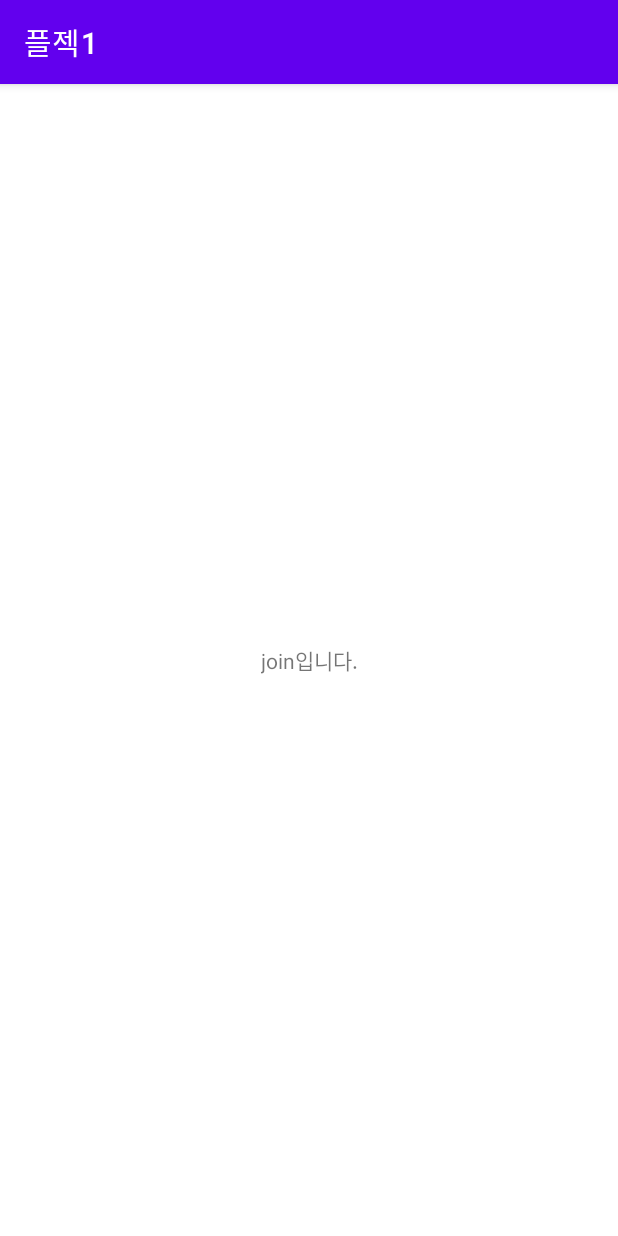
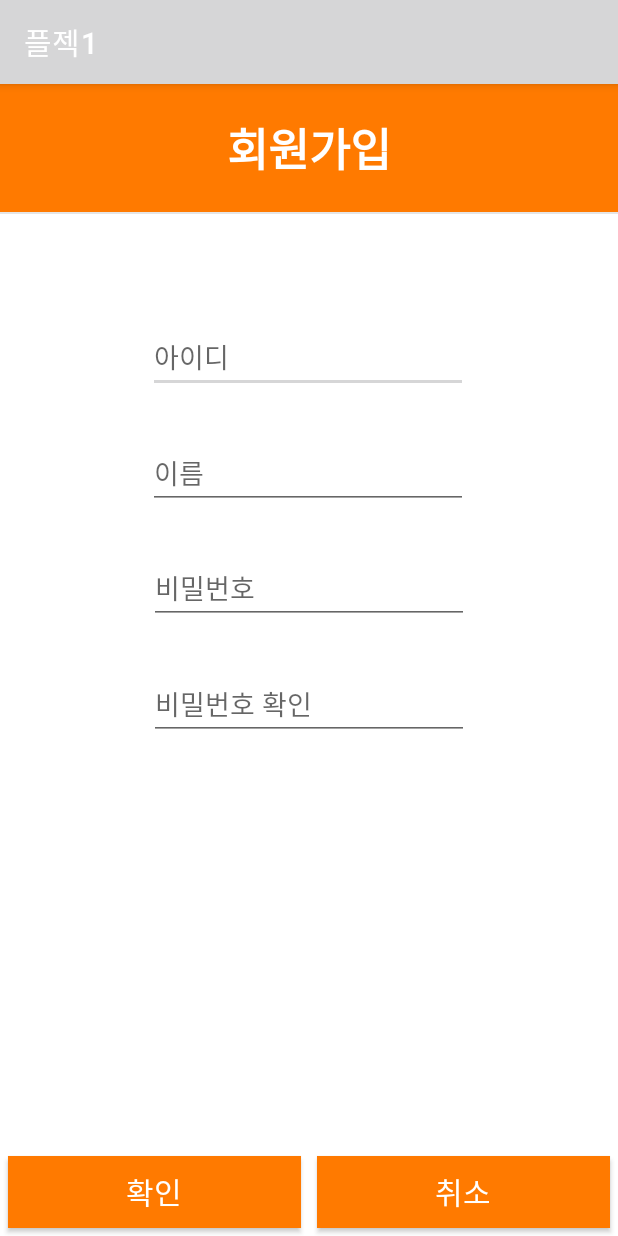
Before and after one commit to Luoonz/Project1, an Android app: the JoinActivity screen opened directly, with no data from a screen before it, on a phone screen of 412 x 824 dp. Run offline under Robolectric (Android 15) with nearby library versions, the phone set to English and light mode, and no system bars.

Commit message:
JoinCommit

```diff
--- a/app/build.gradle
+++ b/app/build.gradle
@@ -10,7 +10,7 @@ android {
 
     defaultConfig {
         applicationId "com.example.myapplication"
-        minSdkVersion 16
+        minSdkVersion 21
         targetSdkVersion 30
         versionCode 1
         versionName "1.0"
--- a/app/src/main/res/layout/activity_join.xml
+++ b/app/src/main/res/layout/activity_join.xml
@@ -4,15 +4,146 @@
     xmlns:tools="http://schemas.android.com/tools"
     android:layout_width="match_parent"
     android:layout_height="match_parent"
-    tools:context=".JoinActivity">
+    android:background="#FFFFFF">
 
-    <TextView
-        android:id="@+id/textView"
+    <!-- 타이틀바 -->
+    <LinearLayout
+        android:id="@+id/Li1"
+        android:orientation="horizontal"
+        android:layout_width="match_parent"
+        android:layout_height="wrap_content"
+        android:background="#ff7a00"
+        app:layout_constraintVertical_bias="0"
+        app:layout_constraintTop_toTopOf="parent"
+        app:layout_constraintLeft_toLeftOf="parent"
+        app:layout_constraintRight_toRightOf="parent"
+        app:layout_constraintBottom_toTopOf="@id/nameEdt"
+        >
+        <TextView
+            android:textColor="#fff"
+            android:gravity="center"
+            android:layout_width="match_parent"
+            android:layout_height="match_parent"
+            android:layout_margin="20dp"
+            android:text="회원가입"
+            android:textSize="30sp"
+            android:textStyle="bold"/>
+    </LinearLayout>
+    <!-- //end 타이틀바 -->
+
+    <View
+        app:layout_constraintTop_toBottomOf="@id/Li1"
+        android:background="#66bdbdbd"
+        android:layout_width="match_parent"
+        android:layout_height="1dp" />
+
+    <androidx.constraintlayout.widget.Guideline
+        android:id="@+id/gline1"
+        android:layout_width="match_parent"
+        android:layout_height="0dp"
+        android:orientation="horizontal"
+        app:layout_constraintGuide_percent="0.2"
+        />
+
+    <EditText
+        android:id="@+id/idEdt"
         android:layout_width="wrap_content"
         android:layout_height="wrap_content"
-        android:text="join입니다."
+        android:layout_marginEnd="2dp"
+        android:layout_marginRight="2dp"
+        android:layout_marginBottom="24dp"
+        android:ems="10"
+        android:hint="@string/hint_id"
+        android:inputType="textPersonName"
+        app:layout_constraintTop_toBottomOf="@id/gline1"
+        app:layout_constraintBottom_toTopOf="@id/nameEdt"
+        app:layout_constraintLeft_toLeftOf="parent"
+        app:layout_constraintRight_toRightOf="parent"
+        />
+
+    <EditText
+        android:id="@+id/nameEdt"
+        android:layout_width="wrap_content"
+        android:layout_height="wrap_content"
+        android:layout_marginEnd="2dp"
+        android:layout_marginRight="2dp"
+        android:layout_marginBottom="24dp"
+        android:ems="10"
+        android:hint="@string/hint_name"
+        android:inputType="textPersonName"
+        app:layout_constraintTop_toBottomOf="@id/idEdt"
+        app:layout_constraintBottom_toTopOf="@id/passEdt"
+        app:layout_constraintLeft_toLeftOf="parent"
+        app:layout_constraintRight_toRightOf="parent"
+        />
+
+    <EditText
+        android:id="@+id/passEdt"
+        android:layout_width="wrap_content"
+        android:layout_height="wrap_content"
+        android:layout_marginBottom="24dp"
+        android:ems="10"
+        android:hint="@string/hint_pd"
+        android:inputType="textPassword"
+        app:layout_constraintBottom_toTopOf="@+id/passChkEdt"
+        app:layout_constraintLeft_toLeftOf="parent"
+        app:layout_constraintRight_toRightOf="parent"
+        app:layout_constraintTop_toBottomOf="@id/nameEdt"
+        />
+
+    <EditText
+        android:id="@+id/passChkEdt"
+        android:layout_width="wrap_content"
+        android:layout_height="wrap_content"
+        android:layout_marginBottom="267dp"
+        android:ems="10"
+        android:hint="@string/hint_pd_chk"
+        android:inputType="textPassword"
+        app:layout_constraintTop_toBottomOf="@id/passEdt"
+        app:layout_constraintLeft_toLeftOf="parent"
+        app:layout_constraintRight_toRightOf="parent"
+        app:layout_constraintBottom_toTopOf="@id/Li2"
+        />
+
+    <!-- 닫기 버튼 -->
+    <LinearLayout
+        android:id="@+id/Li2"
+        android:layout_width="match_parent"
+        android:layout_height="wrap_content"
+        android:orientation="horizontal"
+        android:gravity="center"
         app:layout_constraintBottom_toBottomOf="parent"
-        app:layout_constraintEnd_toEndOf="parent"
-        app:layout_constraintStart_toStartOf="parent"
-        app:layout_constraintTop_toTopOf="parent" />
+        app:layout_constraintLeft_toLeftOf="parent"
+        app:layout_constraintRight_toRightOf="parent"
+        >
+
+        <androidx.appcompat.widget.AppCompatButton
+            android:id="@+id/okBtn"
+            android:layout_width="0dp"
+            android:layout_height="wrap_content"
+            android:layout_weight="1"
+            android:layout_margin="5dp"
+            android:background="#ff7a00"
+            android:gravity="center"
+            android:text="@string/btn_ok"
+            android:textColor="#fff"
+            android:textSize="20sp" />
+
+        <androidx.appcompat.widget.AppCompatButton
+            android:id="@+id/cancelBtn"
+            android:layout_width="0dp"
+            android:layout_height="wrap_content"
+            android:layout_weight="1"
+            android:layout_margin="5dp"
+            android:background="#ff7a00"
+            android:gravity="center"
+            android:text="@string/btn_cacnel"
+            android:textColor="#fff"
+            android:textSize="20sp"
+            android:onClick="mOnClose"
+            />
+
+    </LinearLayout>
+    <!--// 닫기 버튼 -->
+
 </androidx.constraintlayout.widget.ConstraintLayout>
--- a/app/src/main/res/values/colors.xml
+++ b/app/src/main/res/values/colors.xml
@@ -1,10 +1,7 @@
 <?xml version="1.0" encoding="utf-8"?>
 <resources>
-    <color name="purple_200">#FFBB86FC</color>
-    <color name="purple_500">#FF6200EE</color>
-    <color name="purple_700">#FF3700B3</color>
-    <color name="teal_200">#FF03DAC5</color>
-    <color name="teal_700">#FF018786</color>
-    <color name="black">#FF000000</color>
-    <color name="white">#FFFFFFFF</color>
+    <color name="colorPrimary">#FFC107</color>
+    <color name="colorPrimaryDark">#ff7a00</color>
+    <color name="colorAccent">#FFAB40</color>
+    <color name="colorGray">#8C8C8C</color>
 </resources>
--- a/app/src/main/res/values/strings.xml
+++ b/app/src/main/res/values/strings.xml
@@ -2,7 +2,13 @@
     <string name="app_name">플젝1</string>
     <string name="btn_login">로그인</string>
     <string name="btn_join">회원 가입</string>
+    <string name="btn_cacnel">취소</string>
+    <string name="btn_ok">확인</string>
     <string name="tv_id">ID : </string>
     <string name="tv_pw">PW : </string>
     <string name="tv_user">사용자 %s 님 환영합니다.</string>
+    <string name="hint_id"> 아이디 </string>
+    <string name="hint_name"> 이름 </string>
+    <string name="hint_pd"> 비밀번호 </string>
+    <string name="hint_pd_chk"> 비밀번호 확인 </string>
 </resources>
```
